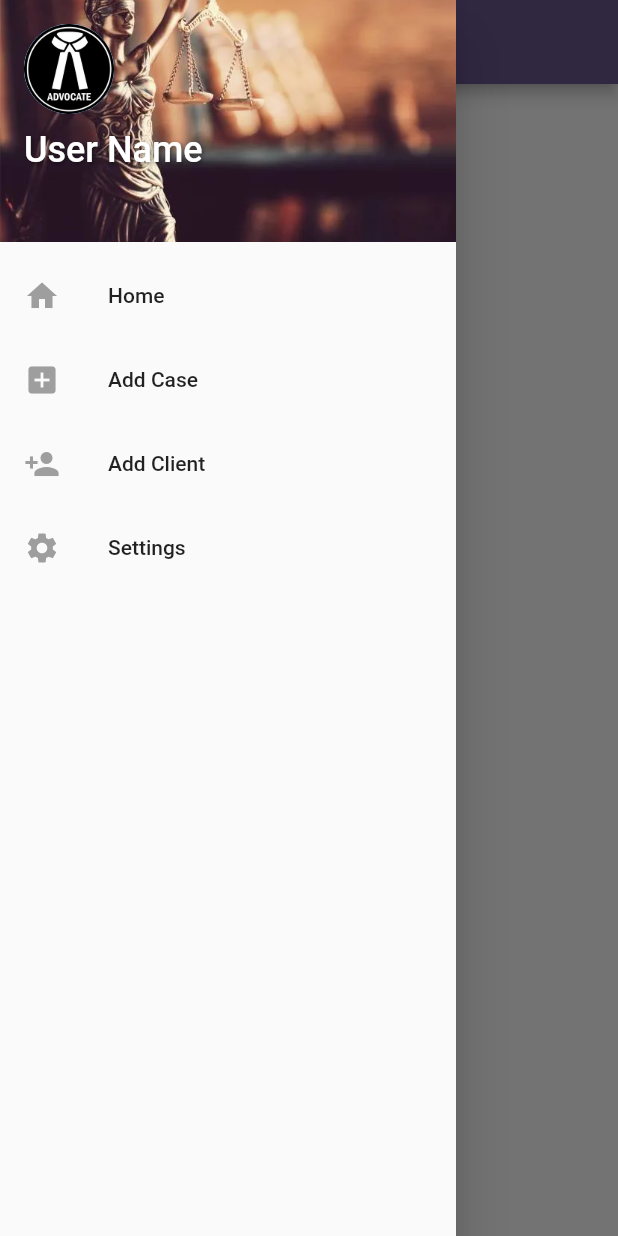
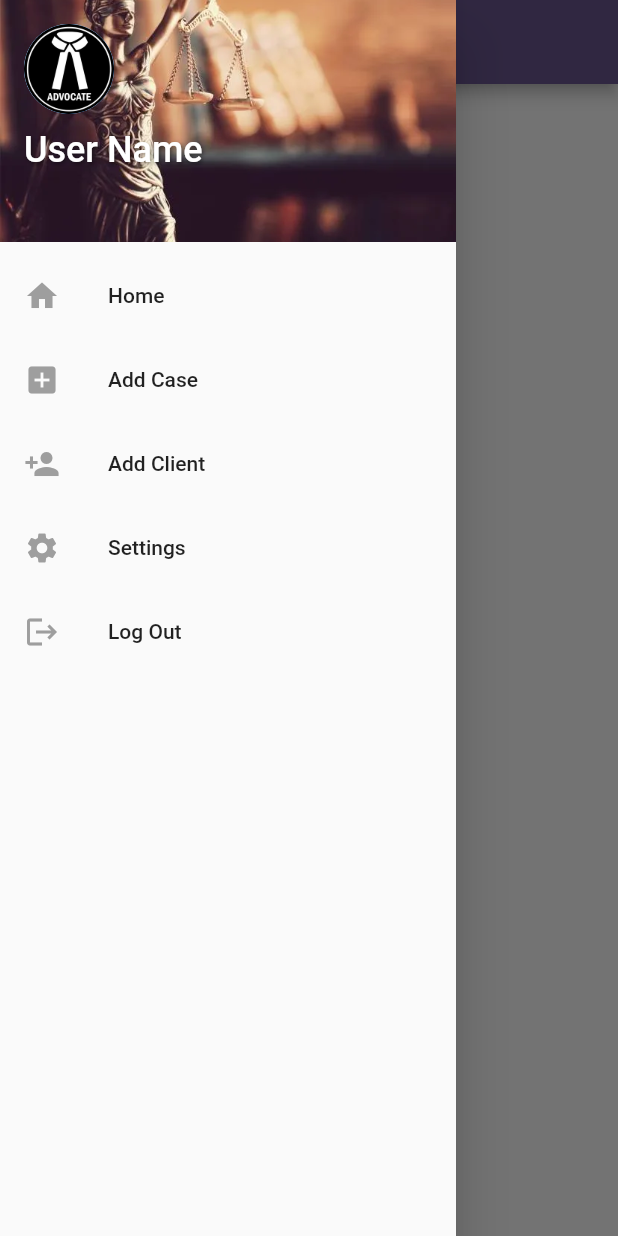
Before and after one commit to 0211Abhay/CPMAD_PROJECT, a Flutter app: the HomeScreen screen opened by its route, with the side drawer open, on a phone screen of 412 x 824 dp. Run offline on Flutter 3.47's test engine with Material 3 defaults, Android fonts, the phone set to English and light mode, and no system bars; our stand-ins replace cloud_firestore, country_code_picker, firebase_core, get, lottie; accounts and stored records are empty.

```diff
--- a/legal_log/lib/common_widgets/drawer.dart
+++ b/legal_log/lib/common_widgets/drawer.dart
@@ -78,6 +78,15 @@ class CustomDrawer extends StatelessWidget {
             title: const Text('Settings'),
             onTap: () => Navigator.pop(context),
           ),
+          ListTile(
+            leading: Icon(
+              Icons.logout,
+              size: 24,
+              color: Colors.grey,
+            ),
+            title: const Text('Log Out'),
+            onTap: () => Navigator.pop(context),
+          ),
         ],
       ),
     );
--- a/legal_log/lib/features/authentication/screens/homeScreen.dart
+++ /dev/null
@@ -1,25 +0,0 @@
-import 'package:flutter/material.dart';
-import 'package:legal_log/common_widgets/drawer.dart';
-
-class HomeScreen extends StatefulWidget {
-  const HomeScreen({super.key});
-
-  @override
-  State<HomeScreen> createState() => _HomeScreenState();
-}
-
-class _HomeScreenState extends State<HomeScreen>
-    with SingleTickerProviderStateMixin {
-  @override
-  Widget build(BuildContext context) {
-    return Scaffold(
-      appBar: AppBar(
-        title: const Text('Legal Log'),
-      ),
-      drawer: const CustomDrawer(), // Use the new CustomDrawer widget here
-      body: Center(
-        child: const Text('This is A Home Screen.'),
-      ),
-    );
-  }
-}
--- a/legal_log/lib/features/home_page/screens/home_page.dart
+++ b/legal_log/lib/features/home_page/screens/home_page.dart
@@ -0,0 +1,25 @@
+import 'package:flutter/material.dart';
+import 'package:legal_log/common_widgets/drawer.dart';
+
+class HomeScreen extends StatefulWidget {
+  const HomeScreen({super.key});
+
+  @override
+  State<HomeScreen> createState() => _HomeScreenState();
+}
+
+class _HomeScreenState extends State<HomeScreen>
+    with SingleTickerProviderStateMixin {
+  @override
+  Widget build(BuildContext context) {
+    return Scaffold(
+      appBar: AppBar(
+        title: const Text('Legal Log'),
+      ),
+      drawer: const CustomDrawer(), // Use the new CustomDrawer widget here
+      body: Center(
+        child: const Text('This is A Home Screen.'),
+      ),
+    );
+  }
+}
--- a/legal_log/lib/main.dart
+++ b/legal_log/lib/main.dart
@@ -1,9 +1,9 @@
-import 'package:legal_log/features/authentication/screens/homeScreen.dart';
 import 'package:legal_log/features/authentication/screens/login_screen.dart';
 import 'package:legal_log/features/authentication/screens/registration_screen.dart';
 import 'package:firebase_core/firebase_core.dart';
 import 'package:legal_log/features/case_add/screen/case_add.dart';
 import 'package:legal_log/features/client_add/screen/client_add.dart';
+import 'package:legal_log/features/home_page/screens/home_page.dart';
 import 'package:legal_log/splash_screen.dart';
 import 'firebase_options.dart';
 import 'package:flutter/material.dart';
```
